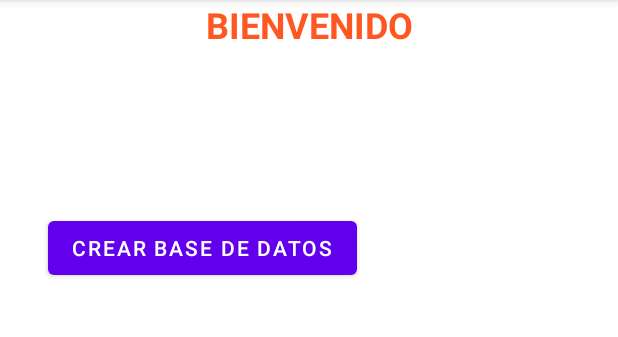
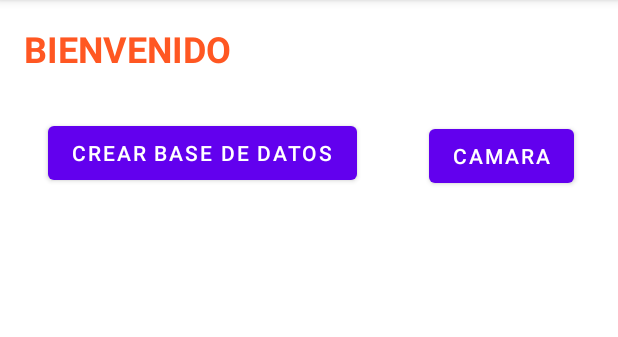
Before and after one commit to SuaArraY/Autentificacion_kotlin_firebase, an Android app: the MainActivity2 screen opened directly, with no data from a screen before it, on a phone screen of 412 x 824 dp, the part 84-421 px from its top. Run offline under Robolectric (Android 15) with nearby library versions, the phone set to English and light mode, and no system bars; our stand-ins replace Firebase (no records; nobody signed in at launch, a user with empty details on screens opened directly).

Commit message:
permisos para abrir la camara

```diff
--- a/Autetificacion/app/src/main/AndroidManifest.xml
+++ b/Autetificacion/app/src/main/AndroidManifest.xml
@@ -1,6 +1,10 @@
 <?xml version="1.0" encoding="utf-8"?>
 <manifest xmlns:android="http://schemas.android.com/apk/res/android"
     xmlns:tools="http://schemas.android.com/tools">
+
+    <uses-permission android:name="android.permission.CAMERA" />
+    <uses-permission android:name="android.permission.WRITE_EXTERNAL_STORAGE" />
+
 
     <application
         android:allowBackup="true"
--- a/Autetificacion/app/src/main/res/layout/activity_main2.xml
+++ b/Autetificacion/app/src/main/res/layout/activity_main2.xml
@@ -10,13 +10,15 @@
         android:id="@+id/textView2"
         android:layout_width="wrap_content"
         android:layout_height="wrap_content"
+        android:layout_marginTop="16dp"
         android:text="BIENVENIDO"
         android:textColor="#FF5722"
         android:textSize="24sp"
         android:textStyle="bold"
         app:layout_constraintEnd_toEndOf="parent"
+        app:layout_constraintHorizontal_bias="0.058"
         app:layout_constraintStart_toStartOf="parent"
-        tools:layout_editor_absoluteY="177dp" />
+        app:layout_constraintTop_toTopOf="parent" />
 
     <Button
         android:id="@+id/btnCrearBaseDatos"
@@ -29,5 +31,17 @@
         app:layout_constraintHorizontal_bias="0.0"
         app:layout_constraintStart_toStartOf="parent"
         app:layout_constraintTop_toBottomOf="@+id/textView2"
-        app:layout_constraintVertical_bias="0.158" />
+        app:layout_constraintVertical_bias="0.044" />
+
+    <Button
+        android:id="@+id/btnCamara"
+        android:layout_width="wrap_content"
+        android:layout_height="wrap_content"
+        android:text="camara"
+        app:layout_constraintBottom_toBottomOf="parent"
+        app:layout_constraintEnd_toEndOf="parent"
+        app:layout_constraintHorizontal_bias="0.908"
+        app:layout_constraintStart_toStartOf="parent"
+        app:layout_constraintTop_toTopOf="parent"
+        app:layout_constraintVertical_bias="0.111" />
 </androidx.constraintlayout.widget.ConstraintLayout>
```
